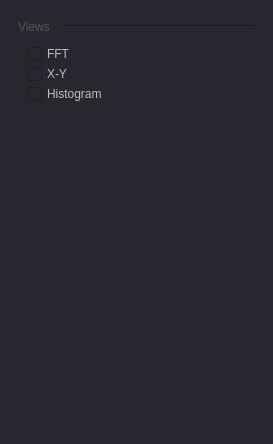
Before: the Qt Designer form ui/osc_general_settings.ui in analogdevicesinc/scopy, drawn with Qt 5.
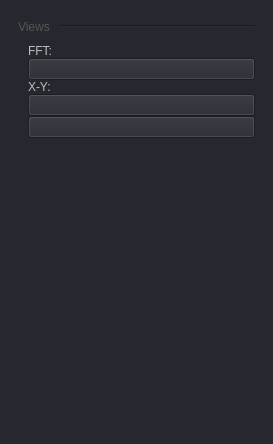
After: the same form once the commit is applied. Custom widgets are drawn as their Qt base class.

Commit message:
Osc: update oscilloscope general settings ui
Replace old checkbox buttons for the fft view and the x-y view with
custom switch buttons.

What changed in the file:
```diff
--- a/ui/osc_general_settings.ui
+++ b/ui/osc_general_settings.ui
@@ -99,23 +99,37 @@
         <number>10</number>
        </property>
        <item>
-        <widget class="QCheckBox" name="FFT_view">
+        <widget class="QLabel" name="label_2">
          <property name="text">
-          <string>FFT</string>
+          <string>FFT:</string>
          </property>
         </widget>
        </item>
        <item>
-        <widget class="QCheckBox" name="XY_view">
+        <widget class="adiscope::CustomSwitch" name="FFT_view">
          <property name="text">
-          <string>X-Y</string>
+          <string/>
          </property>
         </widget>
        </item>
        <item>
-        <widget class="QCheckBox" name="Histogram_view">
+        <widget class="QLabel" name="label_3">
          <property name="text">
-          <string>Histogram</string>
+          <string>X-Y:</string>
+         </property>
+        </widget>
+       </item>
+       <item>
+        <widget class="adiscope::CustomSwitch" name="XY_view">
+         <property name="text">
+          <string/>
+         </property>
+        </widget>
+       </item>
+       <item>
+        <widget class="adiscope::CustomSwitch" name="Histogram_view">
+         <property name="text">
+          <string/>
          </property>
         </widget>
        </item>
@@ -141,6 +155,13 @@
    </item>
   </layout>
  </widget>
+ <customwidgets>
+  <customwidget>
+   <class>adiscope::CustomSwitch</class>
+   <extends>QPushButton</extends>
+   <header>customSwitch.hpp</header>
+  </customwidget>
+ </customwidgets>
  <resources/>
  <connections/>
 </ui>
```
